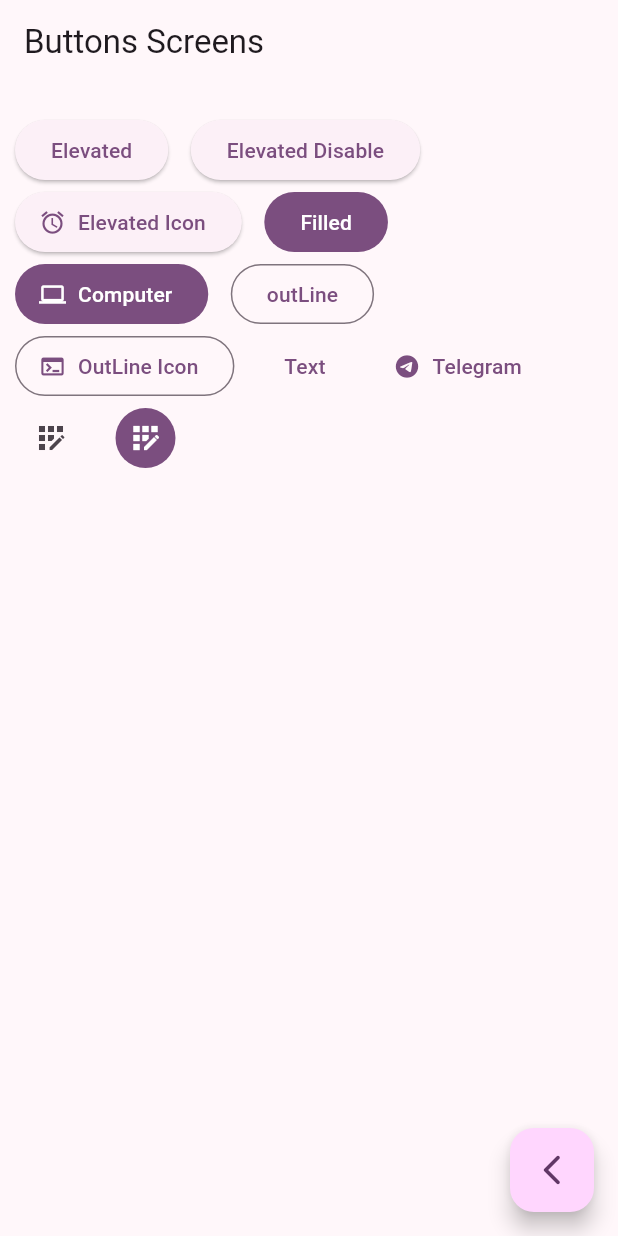
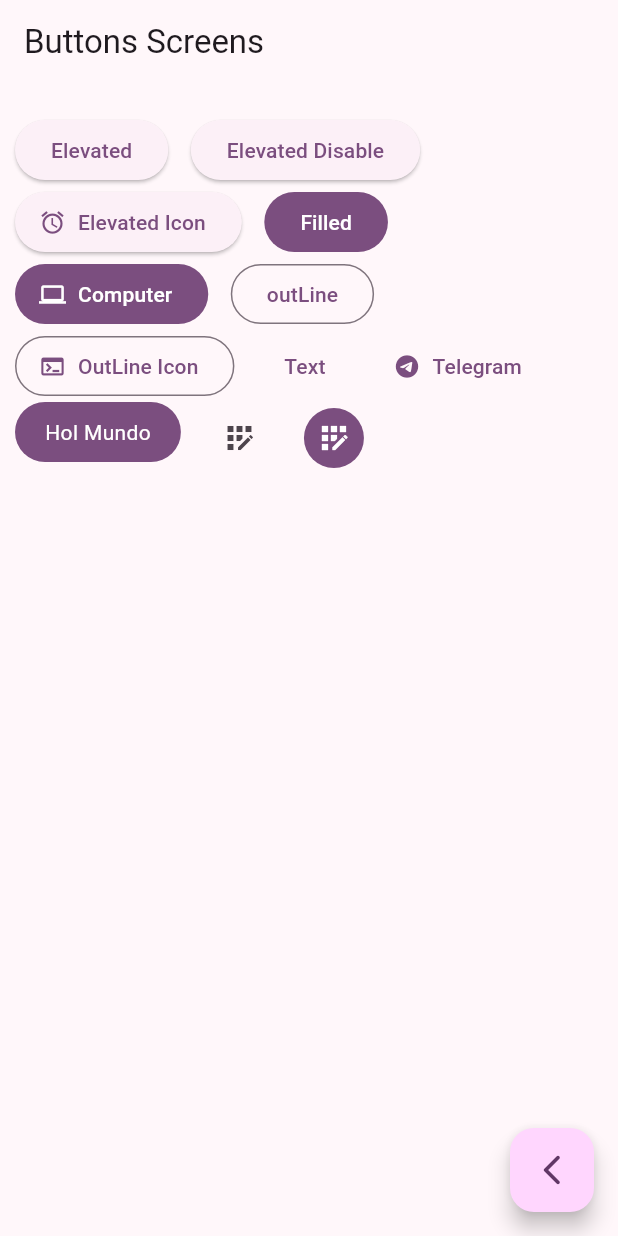
Before and after one commit to JuanBueno21/widgets, a Flutter app: the ButtonsScreen screen opened by its route, on a phone screen of 412 x 824 dp. Run offline on Flutter 3.47's test engine with Material 2 defaults, Android fonts, the phone set to English and light mode, and no system bars; our stand-ins replace go_router.

Commit message:
[Widgets] - button "Hola Mundo" personalizado

```diff
--- a/lib/presentation/screens/buttons/buttons_screen.dart
+++ b/lib/presentation/screens/buttons/buttons_screen.dart
@@ -57,7 +57,7 @@ class _ButtonsView extends StatelessWidget {
             label: const Text("Telegram"),
             ),
 
-            // TODO: custom button
+            const CustomButton(),
 
             IconButton(onPressed: (){}, icon: const Icon(Icons.app_registration,)),
             IconButton(
@@ -73,3 +73,27 @@ class _ButtonsView extends StatelessWidget {
     );
   }
 }
+
+class CustomButton extends StatelessWidget {
+  const CustomButton({super.key});
+
+  @override
+  Widget build(BuildContext context) {
+
+    final colors = Theme.of(context).colorScheme;
+
+    return ClipRRect(
+      borderRadius: BorderRadius.circular(20),
+      child: Material(
+        color: colors.primary ,
+        child: InkWell(
+          onTap: (){},
+          child: const Padding(
+            padding: EdgeInsets.symmetric(horizontal: 20, vertical: 10),
+            child: Text("Hol Mundo", style: TextStyle(color: Colors.white),)
+            ),
+        ),
+      ),
+    );
+  }
+}
```
